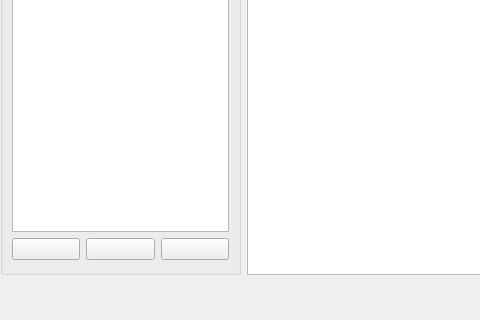
Above: krita/ui/forms/wdgcolorspaceselectoradvanced.ui from KDE/krita before the change; both pictures show x 0 to 480 and y 390 to 710 of the 728 by 710 pixel window. Below: the same form after it.
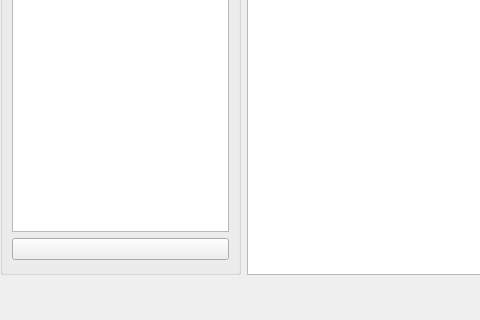
That is the form after the change. Custom widgets are drawn as their Qt base class.

The edit to the form file:
```diff
--- a/krita/ui/forms/wdgcolorspaceselectoradvanced.ui
+++ b/krita/ui/forms/wdgcolorspaceselectoradvanced.ui
@@ -105,20 +105,6 @@
           </property>
          </widget>
         </item>
-        <item>
-         <widget class="QPushButton" name="bnDownloadProfile">
-          <property name="text">
-           <string/>
-          </property>
-         </widget>
-        </item>
-        <item>
-         <widget class="QPushButton" name="bnUploadProfile">
-          <property name="text">
-           <string/>
-          </property>
-         </widget>
-        </item>
        </layout>
       </item>
      </layout>
```
